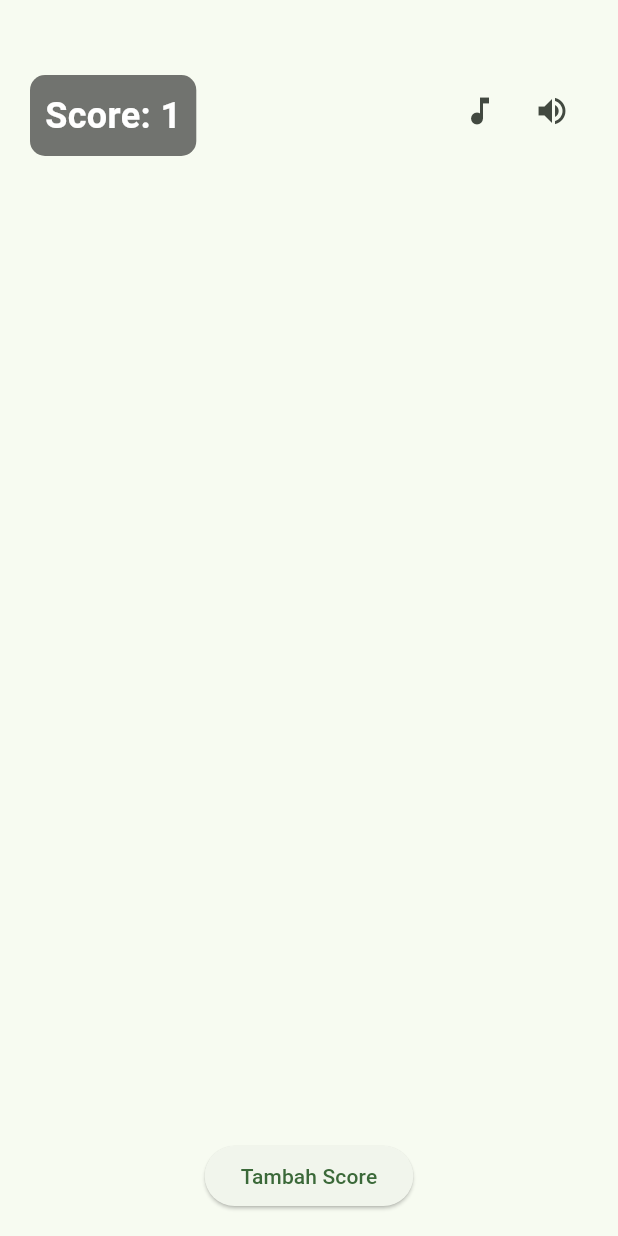
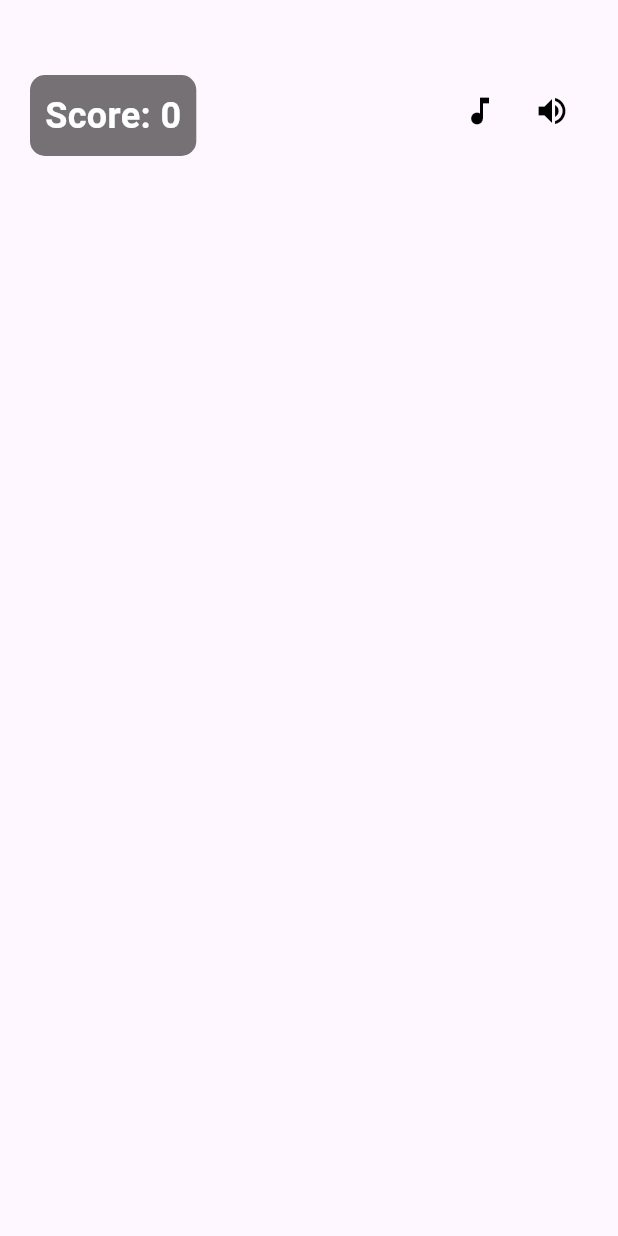
Before and after one commit to agrahafiz13/fruit_catcher_game_s6_1123150025, a Flutter app: the screen it shows after launch, on a phone screen of 412 x 824 dp. Run offline on Flutter 3.47's test engine with Material 3 defaults, Android fonts, the phone set to English and light mode, and no system bars.

Commit message:
menghapus Wrapper Expanded dan Colum

```diff
--- a/lib/main.dart
+++ b/lib/main.dart
@@ -12,10 +12,6 @@ class MyApp extends StatelessWidget {
     return MaterialApp(
       title: 'Fruit Catcher Game',
       debugShowCheckedModeBanner: false,
-      theme: ThemeData(
-        colorScheme: ColorScheme.fromSeed(seedColor: Colors.green),
-        useMaterial3: true,
-      ),
       home: const GameScreen(),
     );
   }
@@ -23,24 +19,18 @@ class MyApp extends StatelessWidget {
 
 class GameScreen extends StatefulWidget {
   const GameScreen({super.key});
+
   @override
   State<GameScreen> createState() => _GameScreenState();
 }
 
 class _GameScreenState extends State<GameScreen> {
-  final ValueNotifier<int> counter = ValueNotifier(1);
-  @override
-  void initState() {
-    super.initState();
-  }
+  final ValueNotifier<int> counter = ValueNotifier(0);
 
   @override
   Widget build(BuildContext context) {
     return Scaffold(
-      body: Column(
-        children: [
-          Expanded(
-            child: Stack(
+      body: Stack(
         children: [
           Positioned(
             top: 50,
@@ -72,11 +62,11 @@ class _GameScreenState extends State<GameScreen> {
             child: Row(
               children: [
                 IconButton(
-                        icon: const Icon(Icons.music_note),
+                  icon: const Icon(Icons.music_note, color: Colors.black),
                   onPressed: () {},
                 ),
                 IconButton(
-                        icon: const Icon(Icons.volume_up),
+                  icon: const Icon(Icons.volume_up, color: Colors.black),
                   onPressed: () {},
                 ),
               ],
@@ -84,18 +74,6 @@ class _GameScreenState extends State<GameScreen> {
           ),
         ],
       ),
-          ),
-          Padding(
-            padding: const EdgeInsets.all(16),
-            child: ElevatedButton(
-              onPressed: () {
-                counter.value++;
-              },
-              child: const Text('Tambah Score'),
-            ),
-          ),
-        ],
-      ),
     );
   }
 }
```
Lines whose indentation alone changed are shown as unchanged.
